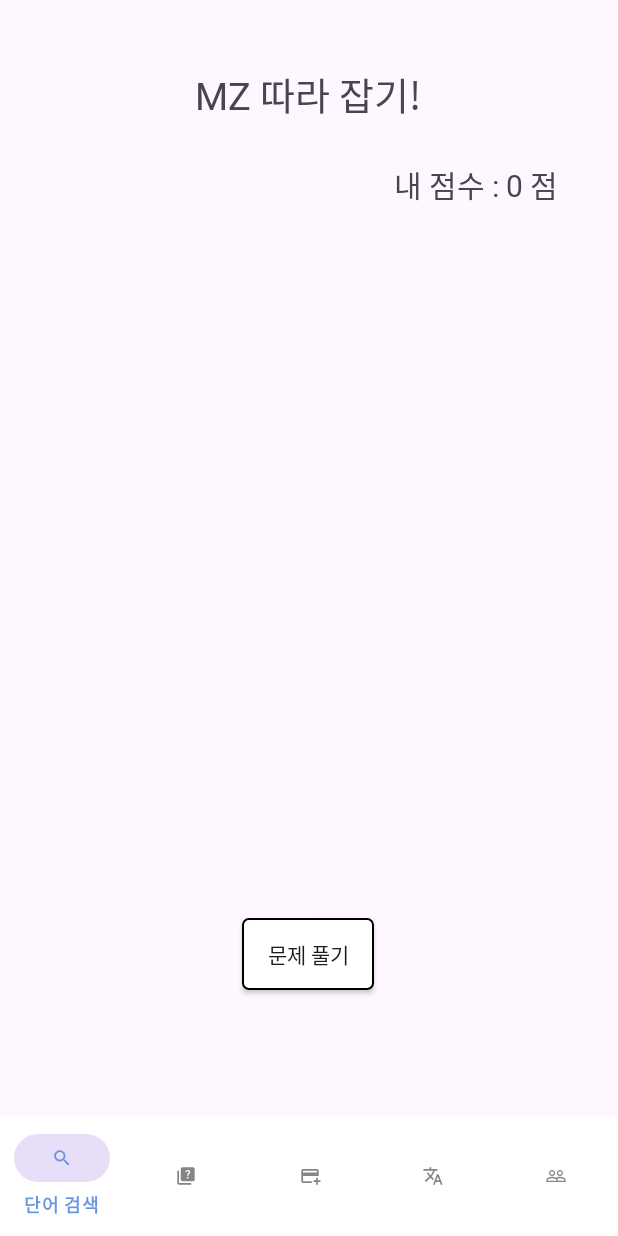
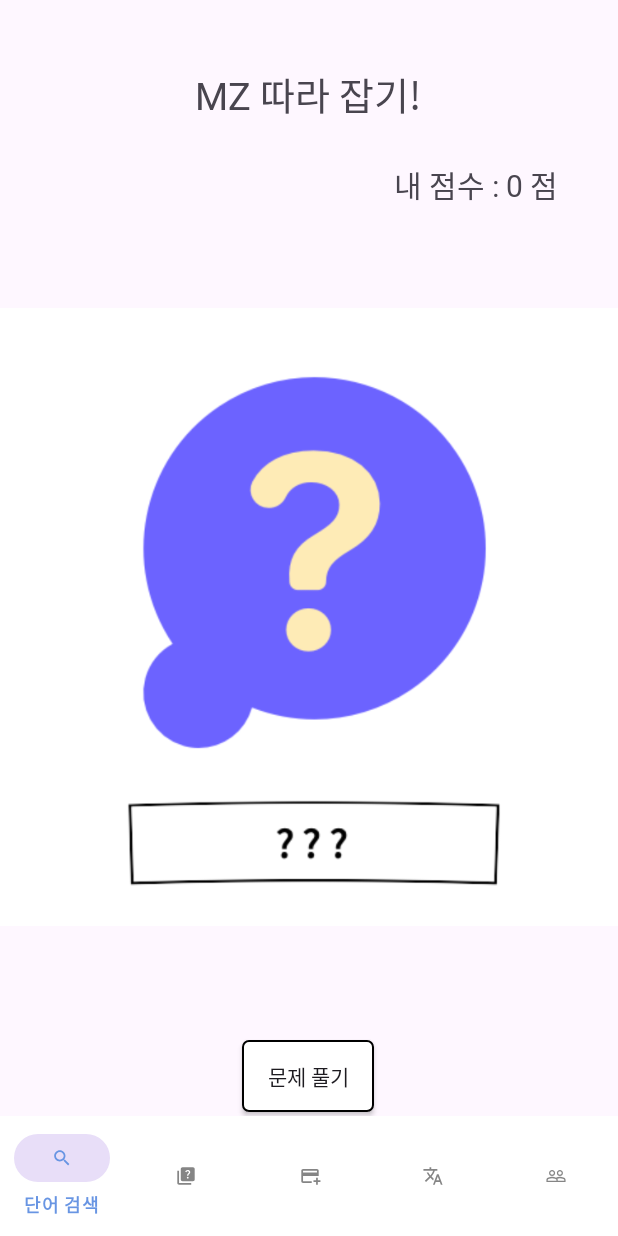
Before and after one commit to Taron8530/vocalist, an Android app: the fragment WordQuizFragment placed in its activity, on a phone screen of 412 x 824 dp. Run offline under Robolectric (Android 15) with nearby library versions, the phone set to English and light mode, and no system bars; 1 statement that could not run was skipped.

Commit message:
Quiz Banner Image Add

```diff
--- a/app/src/main/res/layout/fragment_word_quiz.xml
+++ b/app/src/main/res/layout/fragment_word_quiz.xml
@@ -31,7 +31,7 @@
         app:layout_constraintHorizontal_bias="0.498"
         app:layout_constraintStart_toStartOf="parent"
         app:layout_constraintTop_toTopOf="parent"
-        app:layout_constraintVertical_bias="0.879" />
+        app:layout_constraintVertical_bias="0.996" />
 
     <TextView
         android:id="@+id/randomQuizMaxScore"
@@ -46,4 +46,15 @@
         app:layout_constraintStart_toStartOf="parent"
         app:layout_constraintTop_toBottomOf="@+id/textView7" />
 
+    <ImageView
+        android:id="@+id/imageView3"
+        android:layout_width="wrap_content"
+        android:layout_height="wrap_content"
+        android:src="@drawable/quiz_ic"
+        app:layout_constraintVertical_bias="0.3"
+        app:layout_constraintBottom_toTopOf="@+id/goRandomQuiz"
+        app:layout_constraintEnd_toEndOf="parent"
+        app:layout_constraintStart_toStartOf="parent"
+        app:layout_constraintTop_toBottomOf="@+id/randomQuizMaxScore" />
+
 </androidx.constraintlayout.widget.ConstraintLayout>
```
Also changed, not shown: app/src/main/res/drawable/quiz_ic.png (added).
